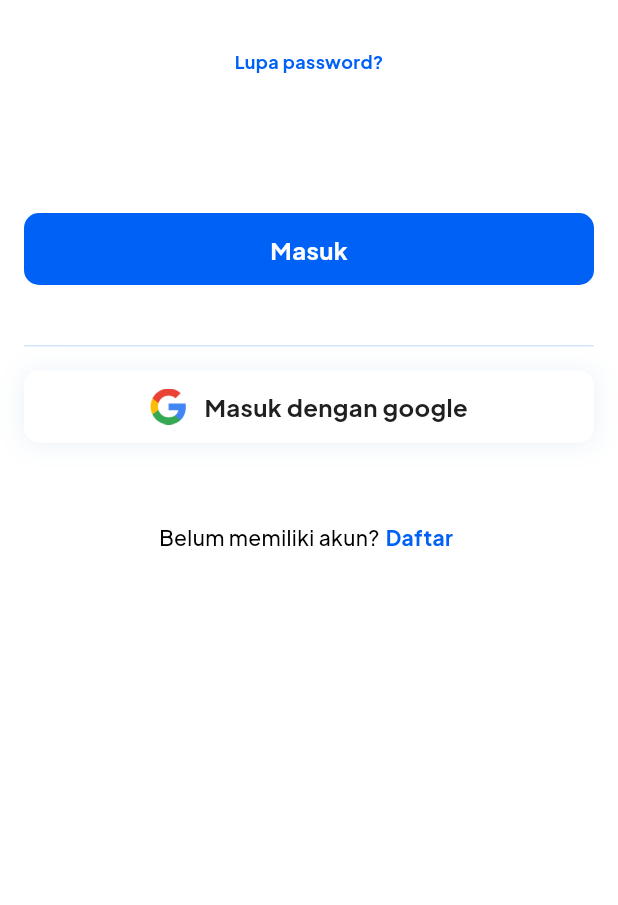
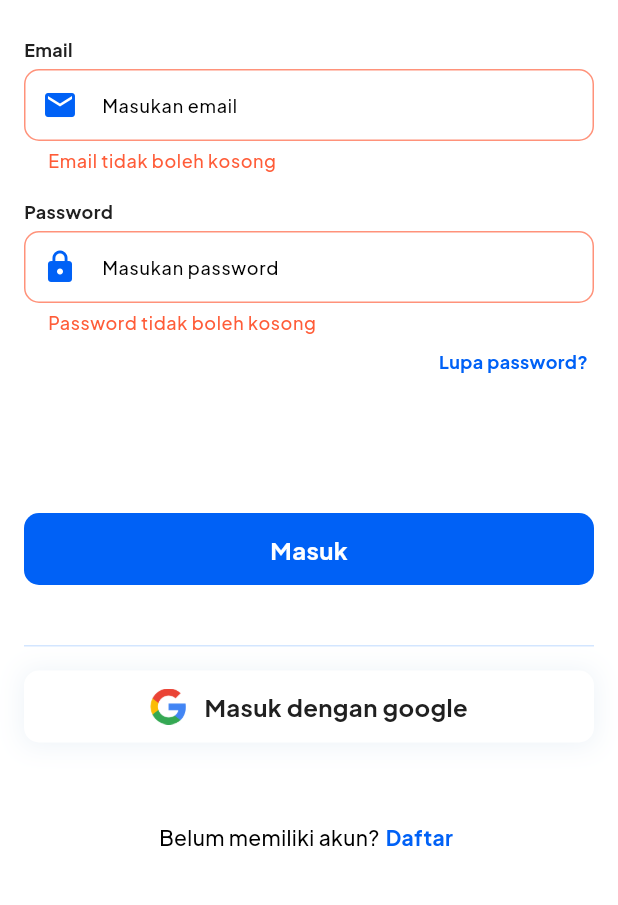
Before and after one commit to whoisgalih/ecosan, a Flutter app: the screen it shows after launch, after a tap on "Masuk", on a phone screen of 412 x 824 dp, the part 165-1070 px from its top. Run offline on Flutter 3.47's test engine with Material 2 defaults, Android fonts, the phone set to English and light mode, and no system bars; our stand-ins replace firebase_auth, firebase_core, get, google_fonts, google_sign_in; accounts and stored records are empty.

Commit message:
implement login and signinwithgoogle

```diff
--- a/lib/app/modules/auth/login/controllers/login_controller.dart
+++ b/lib/app/modules/auth/login/controllers/login_controller.dart
@@ -1,9 +1,14 @@
+import 'package:ecosan/app/modules/auth/controllers/auth_controller.dart';
+import 'package:flutter/material.dart';
 import 'package:get/get.dart';
 
 class LoginController extends GetxController {
-  //TODO: Implement LoginController
+  final AuthController authController = AuthController.authInstance;
 
-  final count = 0.obs;
+  final GlobalKey<FormState> loginFormKey = GlobalKey<FormState>();
+  final TextEditingController emailController = TextEditingController();
+  final TextEditingController passwordController = TextEditingController();
+
   @override
   void onInit() {
     super.onInit();
@@ -17,7 +22,46 @@ class LoginController extends GetxController {
   @override
   void onClose() {
     super.onClose();
+
+    // close text editing controller
+    emailController.dispose();
+    passwordController.dispose();
   }
 
-  void increment() => count.value++;
+  // email validator
+  String? emailValidator(String? value) {
+    if (value == null || value.isEmpty) {
+      return 'Email tidak boleh kosong';
+    }
+    if (!GetUtils.isEmail(value)) {
+      return 'Email tidak valid';
+    }
+    return null;
+  }
+
+  // password validator
+  String? passwordValidator(String? value) {
+    if (value == null || value.isEmpty) {
+      return 'Password tidak boleh kosong';
+    }
+    if (value.length < 6) {
+      return 'Password minimal 6 karakter';
+    }
+    return null;
+  }
+
+  // login
+  void login() async {
+    if (loginFormKey.currentState!.validate()) {
+      loginFormKey.currentState!.save();
+      authController.login(
+        emailController.text,
+        passwordController.text,
+      );
+    }
+  }
+
+  void googleSignIn() async {
+    authController.googleSignIn();
+  }
 }
--- a/lib/app/modules/auth/login/views/login_view.dart
+++ b/lib/app/modules/auth/login/views/login_view.dart
@@ -36,39 +36,50 @@ class LoginView extends GetView<LoginController> {
             ),
             Padding(
               padding: const EdgeInsets.symmetric(horizontal: 16),
+              child: Form(
+                key: controller.loginFormKey,
                 child: Column(
                   crossAxisAlignment: CrossAxisAlignment.end,
                   children: [
-                  // const FormInput(
-                  //     hint: "Masukan email",
-                  //     icon: Icons.mail,
-                  //     label: "Email",
-                  //     keyboardType: TextInputType.emailAddress),
-                  // const SizedBox(height: 16),
-                  // const FormInput(
-                  //     label: "Password",
-                  //     hint: "Masukan password",
-                  //     keyboardType: TextInputType.visiblePassword,
-                  //     icon: Icons.lock),
+                    FormInput(
+                      controller: controller.emailController,
+                      hint: "Masukan email",
+                      icon: Icons.mail,
+                      label: "Email",
+                      keyboardType: TextInputType.emailAddress,
+                      validator: controller.emailValidator,
+                    ),
+                    const SizedBox(height: 16),
+                    FormInput(
+                      controller: controller.passwordController,
+                      label: "Password",
+                      hint: "Masukan password",
+                      keyboardType: TextInputType.visiblePassword,
+                      icon: Icons.lock,
+                      validator: controller.passwordValidator,
+                    ),
                     const SizedBox(height: 4),
                     ButtonText(text: "Lupa password?", onTap: () {}),
-                ],
-              ),
-            ),
                     SizedBox(height: 88),
-            Padding(
-              padding: EdgeInsets.symmetric(horizontal: 16),
-              child: Column(
-                children: [
                     EcoSanButton(
                       isEnabled: true,
-                    onTap: () {},
+                      onTap: () {
+                        controller.login();
+                      },
                       child: Text(
                         "Masuk",
                         style: TextStyles.normal.bold(color: Colors.white),
                       ),
                     ),
+                  ],
+                ),
+              ),
+            ),
             const SizedBox(height: 40),
+            Padding(
+              padding: EdgeInsets.symmetric(horizontal: 16),
+              child: Column(
+                children: [
                   Divider(
                     height: 1,
                     color: EcoSanColors.primary[50],
@@ -76,7 +87,9 @@ class LoginView extends GetView<LoginController> {
                   const SizedBox(height: 16),
                   EcoSanButton(
                     color: Colors.white,
-                    onTap: () {},
+                    onTap: () {
+                      controller.googleSignIn();
+                    },
                     boxShadows: const [
                       BoxShadow(
                         color: Color(0x1400519B),
--- a/lib/app/modules/auth/register/controllers/register_controller.dart
+++ b/lib/app/modules/auth/register/controllers/register_controller.dart
@@ -61,4 +61,8 @@ class RegisterController extends GetxController {
       authController.register(emailController.text, passwordController.text);
     }
   }
+
+  void googleSignIn() async {
+    authController.googleSignIn();
+  }
 }
--- a/lib/app/modules/auth/register/views/register_view.dart
+++ b/lib/app/modules/auth/register/views/register_view.dart
@@ -94,7 +94,9 @@ class RegisterView extends GetView<RegisterController> {
                   const SizedBox(height: 16),
                   EcoSanButton(
                     color: Colors.white,
-                    onTap: () {},
+                    onTap: () {
+                      controller.googleSignIn();
+                    },
                     boxShadows: const [
                       BoxShadow(
                         color: Color(0x1400519B),
--- a/lib/main.dart
+++ b/lib/main.dart
@@ -52,6 +52,14 @@ class MyApp extends StatelessWidget {
             borderSide: BorderSide(width: 2, color: EcoSanColors.primary[300]!),
             borderRadius: BorderRadius.all(Radius.circular(10)),
           ),
+          errorBorder: OutlineInputBorder(
+            borderSide: BorderSide(width: 1, color: EcoSanColors.error[300]!),
+            borderRadius: BorderRadius.all(Radius.circular(10)),
+          ),
+          focusedErrorBorder: OutlineInputBorder(
+            borderSide: BorderSide(width: 2, color: EcoSanColors.error[300]!),
+            borderRadius: BorderRadius.all(Radius.circular(10)),
+          ),
           contentPadding: EdgeInsets.all(12),
           prefixIconColor: EcoSanColors.primary,
           hintStyle: TextStyles.tiny,
--- a/pubspec.yaml
+++ b/pubspec.yaml
@@ -6,6 +6,7 @@ environment:
   sdk: '>=3.0.6 <4.0.0'
 
 dependencies:
+  cloud_firestore_odm: ^1.0.0-dev.64
   cupertino_icons: ^1.0.2
   firebase_auth: ^4.7.2
   firebase_core: ^2.15.0
@@ -13,11 +14,16 @@ dependencies:
     sdk: flutter
   get: 4.6.5
   google_fonts: ^5.1.0
+  google_sign_in: ^6.1.4
+  json_annotation: ^4.8.1
 
 dev_dependencies:
+  build_runner: ^2.4.6
+  cloud_firestore_odm_generator: ^1.0.0-dev.58
   flutter_lints: ^2.0.0
   flutter_test:
     sdk: flutter
+  json_serializable: ^6.7.1
 
 flutter:
   assets:
```
Also changed, not shown: lib/app/modules/auth/controllers/auth_controller.dart (+48 -0 lines), pubspec.lock, 2 other files. Lines whose indentation alone changed are shown as unchanged.
